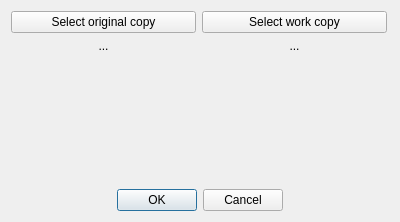
First picture: the form in src/directorydialog.ui, repository lumiscosity/mossball, before the edit.
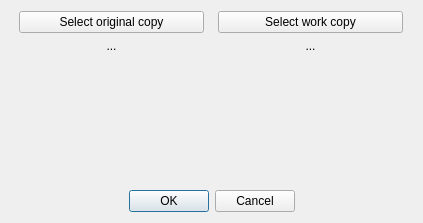
Second picture: the form after the edit.

```diff
--- a/src/directorydialog.ui
+++ b/src/directorydialog.ui
@@ -6,8 +6,8 @@
    <rect>
     <x>0</x>
     <y>0</y>
-    <width>400</width>
-    <height>222</height>
+    <width>423</width>
+    <height>223</height>
    </rect>
   </property>
   <property name="sizePolicy">
```
